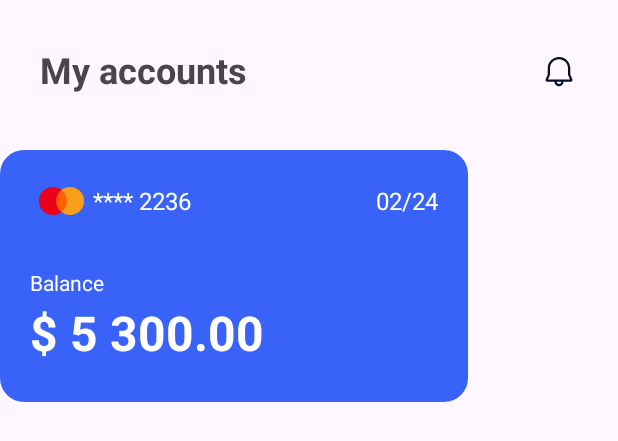
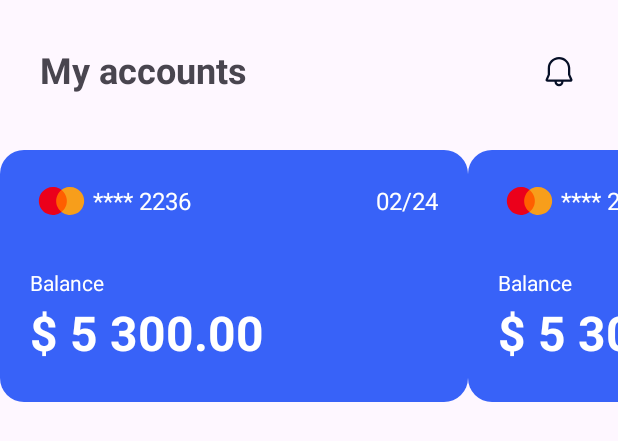
Before and after one commit to Nomonjon0124/Mobile_Bank, an Android app: the layout fragmnet_home.xml on its own in the app's theme, with its tools: preview values and no code run, on a phone screen of 412 x 824 dp. Shown: the top 441 px of the screen. Run offline under Robolectric (Android 15) with nearby library versions, the phone set to English and light mode, and no system bars.

Commit message:
card qo'shildi

```diff
--- a/app/src/main/res/layout/fragmnet_home.xml
+++ b/app/src/main/res/layout/fragmnet_home.xml
@@ -33,8 +33,9 @@
     </LinearLayout>
 
     <androidx.recyclerview.widget.RecyclerView
-        android:layout_width="match_parent"
-        android:layout_height="wrap_content"
+        android:layout_width="wrap_content"
+        android:layout_height="match_parent"
+        android:orientation="horizontal"
         android:layout_marginTop="100dp"
         app:layoutManager="androidx.recyclerview.widget.LinearLayoutManager"
         tools:listitem="@layout/item_card" />
--- a/app/src/main/res/layout/item_card.xml
+++ b/app/src/main/res/layout/item_card.xml
@@ -64,7 +64,6 @@
                 android:textColor="@color/white"
                 android:textSize="32sp"
                 android:textStyle="bold"
-
                 />
 
         </LinearLayout>
```
